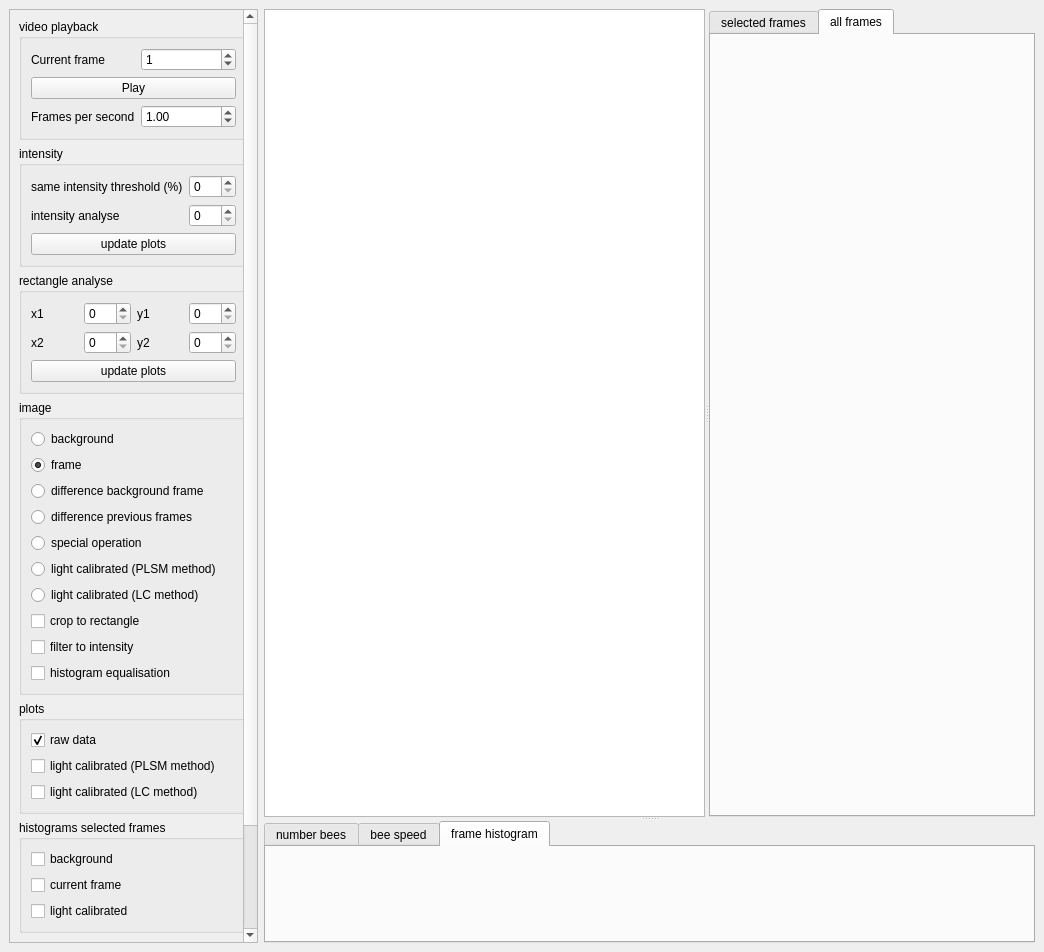
Above: video-analyser.ui from plsm/assisi-video-analyser before the change. Below: the same form after it.
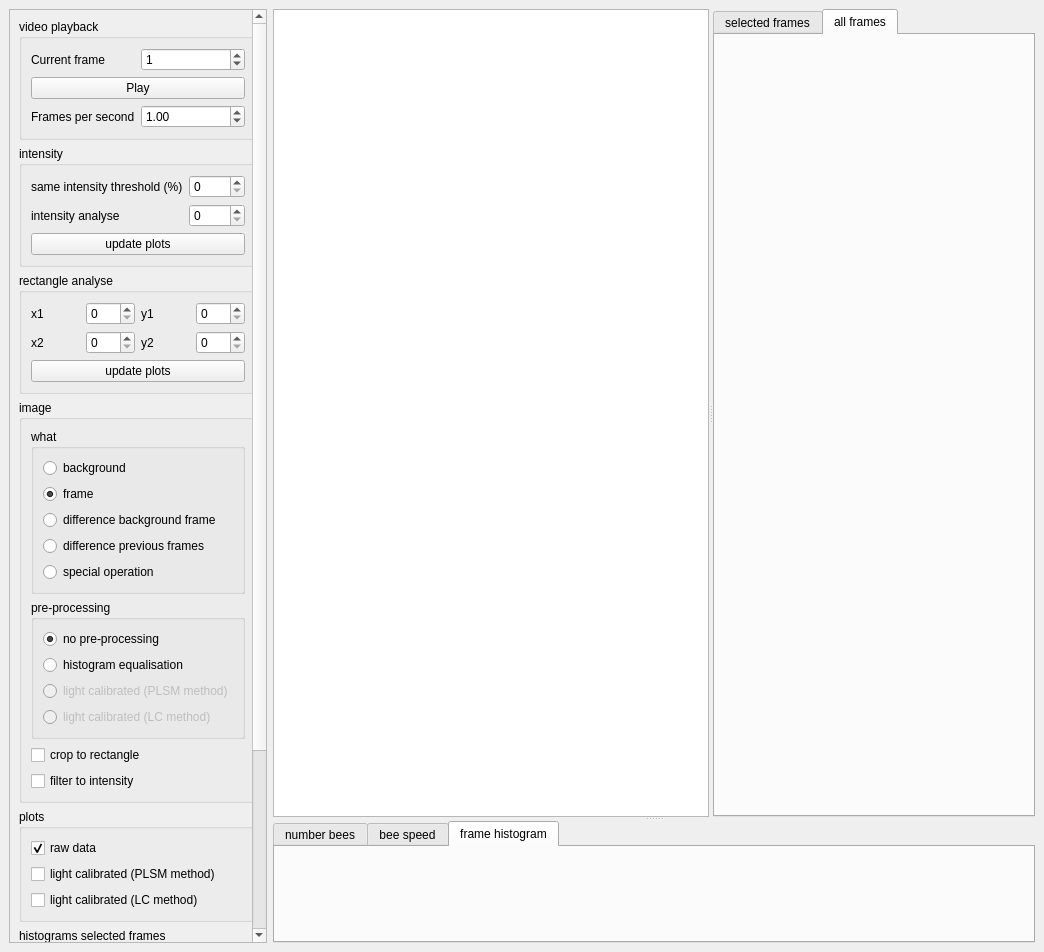
That is the form after the change. Custom widgets are drawn as their Qt base class.

Commit message: Reorganised the widgets to select which image is shown. Buttons are organised by what is shown, pre-processing options, and post processing options. Class UserParameters no longer has attribute equalize_histograms and image_data.

Patch:
```diff
--- a/video-analyser.ui
+++ b/video-analyser.ui
@@ -45,9 +45,9 @@
        <property name="geometry">
         <rect>
          <x>0</x>
-         <y>-166</y>
+         <y>0</y>
          <width>288</width>
-         <height>1098</height>
+         <height>1209</height>
         </rect>
        </property>
        <layout class="QVBoxLayout" name="verticalLayout_6">
@@ -258,6 +258,12 @@
           </property>
           <layout class="QVBoxLayout" name="verticalLayout_2">
            <item>
+            <widget class="QGroupBox" name="groupBox_8">
+             <property name="title">
+              <string>what</string>
+             </property>
+             <layout class="QVBoxLayout" name="verticalLayout_4">
+              <item>
             <widget class="QRadioButton" name="showBackgroundImageRadioButton">
              <property name="text">
               <string>background</string>
@@ -295,8 +301,37 @@
              </property>
             </widget>
            </item>
+             </layout>
+            </widget>
+           </item>
+           <item>
+            <widget class="QGroupBox" name="groupBox_9">
+             <property name="title">
+              <string>pre-processing</string>
+             </property>
+             <layout class="QVBoxLayout" name="verticalLayout_7">
+              <item>
+               <widget class="QRadioButton" name="noPreProcessedImageRadioButton">
+                <property name="text">
+                 <string>no pre-processing</string>
+                </property>
+                <property name="checked">
+                 <bool>true</bool>
+                </property>
+               </widget>
+              </item>
+              <item>
+               <widget class="QRadioButton" name="histogramEqualisationRadioButton">
+                <property name="text">
+                 <string>histogram equalisation</string>
+                </property>
+               </widget>
+              </item>
            <item>
             <widget class="QRadioButton" name="lightCalibratedPLSMMethodRadioButton">
+                <property name="enabled">
+                 <bool>false</bool>
+                </property>
              <property name="text">
               <string>light calibrated (PLSM method)</string>
              </property>
@@ -304,9 +339,15 @@
            </item>
            <item>
             <widget class="QRadioButton" name="lightCalibratedLCMethodRadioButton">
+                <property name="enabled">
+                 <bool>false</bool>
+                </property>
              <property name="text">
               <string>light calibrated (LC method)</string>
              </property>
+               </widget>
+              </item>
+             </layout>
             </widget>
            </item>
            <item>
@@ -323,13 +364,6 @@
              </property>
             </widget>
            </item>
-           <item>
-            <widget class="QCheckBox" name="histogramEqualisationCheckBox">
-             <property name="text">
-              <string>histogram equalisation</string>
-             </property>
-            </widget>
-           </item>
           </layout>
          </widget>
         </item>
```
Left out of the diff: 214 changed lines with no effect on the pictures. Lines whose indentation alone changed are shown as unchanged. The commit also changes 5 other files.
